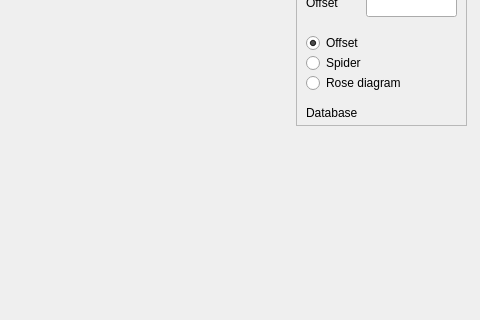
Before: the Qt Designer form plugins/bin_select/binning_plots.ui in bvermeulen/QGIS, drawn with Qt 5; both pictures show x 424 to 904 and y 214 to 534 of the 904 by 797 pixel window.
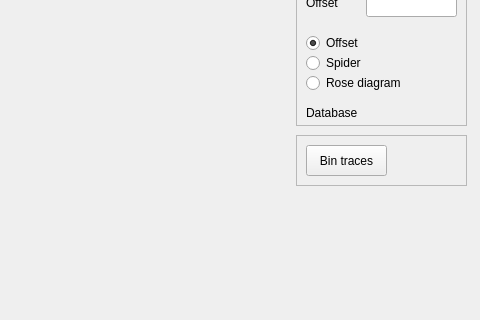
After: the same form once the commit is applied.

Commit message: add binning feature; read config from db

The edit to the form file:
```diff
--- a/plugins/bin_select/binning_plots.ui
+++ b/plugins/bin_select/binning_plots.ui
@@ -341,6 +341,41 @@
      <string>save folder</string>
     </property>
    </widget>
+   <widget class="QWidget" name="horizontalLayoutWidget">
+    <property name="geometry">
+     <rect>
+      <x>720</x>
+      <y>330</y>
+      <width>171</width>
+      <height>51</height>
+     </rect>
+    </property>
+    <layout class="QHBoxLayout" name="BinningLayout">
+     <item>
+      <widget class="QFrame" name="BinningFrame">
+       <property name="frameShape">
+        <enum>QFrame::StyledPanel</enum>
+       </property>
+       <property name="frameShadow">
+        <enum>QFrame::Raised</enum>
+       </property>
+       <widget class="QPushButton" name="BinButton">
+        <property name="geometry">
+         <rect>
+          <x>10</x>
+          <y>10</y>
+          <width>81</width>
+          <height>31</height>
+         </rect>
+        </property>
+        <property name="text">
+         <string>Bin traces</string>
+        </property>
+       </widget>
+      </widget>
+     </item>
+    </layout>
+   </widget>
   </widget>
   <widget class="QMenuBar" name="menubar">
    <property name="geometry">
```
The commit also changes 4 other files.
